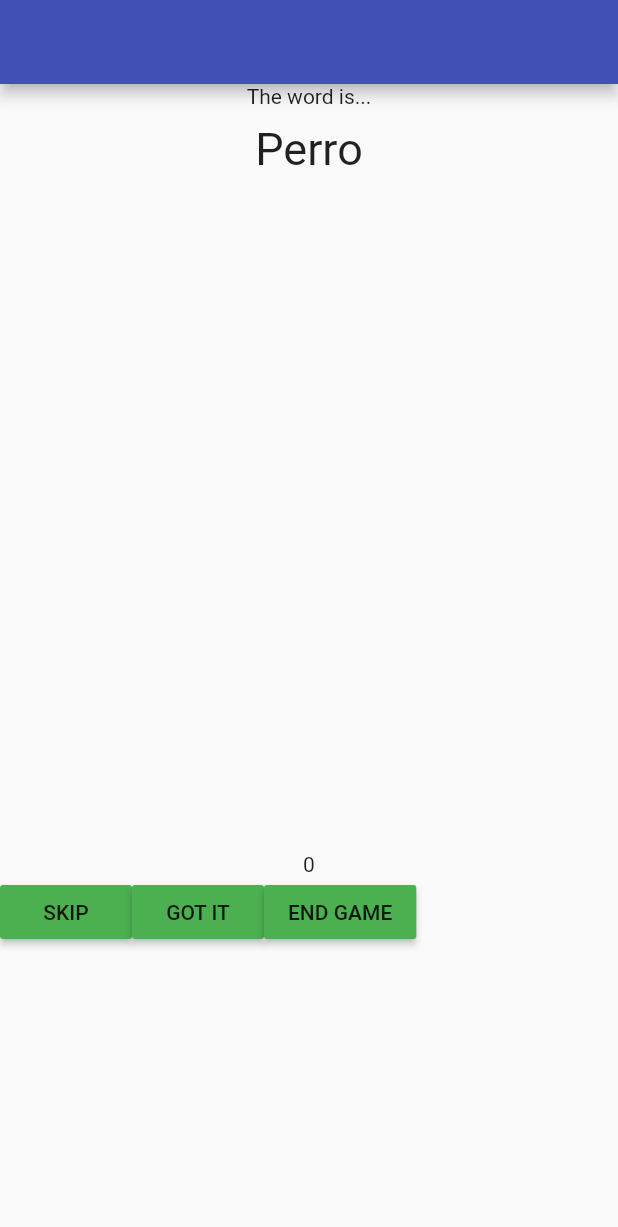
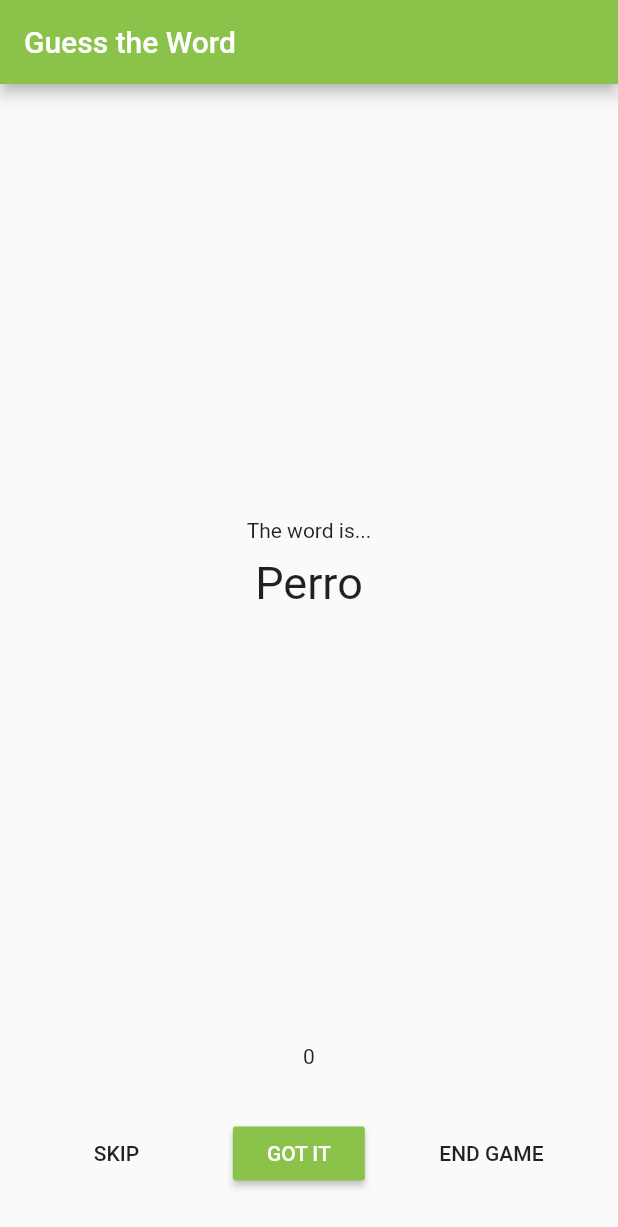
Before and after one commit to Ruvo99/MobileDev_HW3_IS714719, a Flutter app: the screen it shows after launch, after a tap on "PLAY", on a phone screen of 412 x 824 dp. Shown: the top 1227 px of the screen. Run offline on Flutter 3.47's test engine with Material 2 defaults, Android fonts, the phone set to English and light mode, and no system bars; our stand-ins replace bloc, equatable, flutter_bloc.

Commit message:
Finished HW3

```diff
--- a/lib/bloc/front_bloc.dart
+++ b/lib/bloc/front_bloc.dart
@@ -9,8 +9,8 @@ part 'front_state.dart';
 
 class FrontBloc extends Bloc<FrontEvent, FrontState> {
   FrontBloc() : super(FrontInitial());
-  List<String> list1 = ["Perro", "Gato"];
-  List<String> list2 = ["Tree", "Gato"];
+  List<String> list1 = ["Perro", "Gato","Pez", "Huron"];
+  List<String> list2 = ["Perro", "Gato","Pez", "Huron"];
   int listSize = 0;
   int index = 0;
   int count = 0;
@@ -20,6 +20,8 @@ class FrontBloc extends Bloc<FrontEvent, FrontState> {
   ) async* {
     if (event is StartEvent) {
       listSize = list1.length;
+      list2.shuffle();
+      print(list2);
       count = 0;
       index = 0;
       yield JuegoIniciadoState(
--- a/lib/front.dart
+++ b/lib/front.dart
@@ -14,7 +14,10 @@ class _FrontState extends State<Front> {
   @override
   Widget build(BuildContext context) {
     return Scaffold(
-      appBar: AppBar(),
+      appBar: AppBar(
+        title: Text('Guess the Word'),
+        backgroundColor: Colors.lightGreen,
+      ),
       body: BlocProvider(
         create: (context) => FrontBloc(),
         child: BlocConsumer<FrontBloc, FrontState>(
@@ -29,8 +32,9 @@ class _FrontState extends State<Front> {
                     mainAxisSize: MainAxisSize.min,
                     children: [
                       Expanded(
-                        flex: 2,
+                        flex: 5,
                         child: Column(
+                          mainAxisAlignment: MainAxisAlignment.center,
                           children: [
                             Text(state.titulo),
                             SizedBox(height: 10.0),
@@ -46,29 +50,35 @@ class _FrontState extends State<Front> {
                         child: Column(
                           children: [
                             Text(state.contador.toString()),
+                            SizedBox(
+                                height:
+                                    MediaQuery.of(context).size.height * 0.04),
                             Row(
+                              mainAxisAlignment: MainAxisAlignment.spaceEvenly,
                               children: [
                                 MaterialButton(
                                     child: Text("SKIP"),
-                                    color: Colors.green,
                                     onPressed: () {
                                       BlocProvider.of<FrontBloc>(context)
                                           .add(SkipEvent());
                                     }),
                                 MaterialButton(
-                                    child: Text("GOT IT"),
-                                    color: Colors.green,
+                                    child: Text(
+                                      "GOT IT",
+                                      style: TextStyle(color: Colors.white),
+                                    ),
+                                    color: Colors.lightGreen,
                                     onPressed: () {
                                       BlocProvider.of<FrontBloc>(context)
                                           .add(GotEvent());
                                     }),
                                 MaterialButton(
                                   child: Text("END GAME"),
-                                    color: Colors.green,
                                   onPressed: () {
                                     BlocProvider.of<FrontBloc>(context)
                                         .add(EndEvent());
-                                    }),
+                                  },
+                                ),
                               ],
                             ),
                           ],
@@ -82,30 +92,23 @@ class _FrontState extends State<Front> {
               return Container(
                 child: Center(
                   child: Column(
-                    mainAxisSize: MainAxisSize.min,
-                    children: [
-                      Expanded(
-                        flex: 2,
-                        child: Column(
+                    mainAxisAlignment: MainAxisAlignment.center,
                     children: [
                       Text(state.titulo),
-                            SizedBox(height: 10.0),
+                      SizedBox(
+                          height: MediaQuery.of(context).size.height * 0.04),
                       Text(
                         state.contador.toString(),
                         style: TextStyle(fontSize: 30),
                       ),
-                          ],
-                        ),
-                      ),
-                      Expanded(
-                        flex: 10,
-                        child: MaterialButton(
-                            child: Text("PLAY AGAIN"),
-                            color: Colors.green,
+                      SizedBox(
+                          height: MediaQuery.of(context).size.height * 0.15),
+                      MaterialButton(
+                        child: Text("PLAY AGAIN", style: TextStyle(color: Colors.white),),
+                        color: Colors.lightGreen,
                         onPressed: () {
-                              BlocProvider.of<FrontBloc>(context)
-                                  .add(StartEvent());
-                            }),
+                          BlocProvider.of<FrontBloc>(context).add(StartEvent());
+                        },
                       ),
                     ],
                   ),
@@ -121,7 +124,9 @@ class _FrontState extends State<Front> {
                         mainAxisAlignment: MainAxisAlignment.center,
                         children: [
                           Text("Get ready to"),
-                          SizedBox(height: 10.0),
+                          SizedBox(
+                            height: MediaQuery.of(context).size.height * .01,
+                          ),
                           Text(
                             "Guess the word!",
                             style: TextStyle(fontSize: 30),
@@ -138,7 +143,7 @@ class _FrontState extends State<Front> {
                             color: Colors.white,
                           ),
                         ),
-                        color: Colors.green,
+                        color: Colors.lightGreen,
                         onPressed: () {
                           BlocProvider.of<FrontBloc>(context).add(StartEvent());
                         },
```
Also changed, not shown: pubspec.lock. Lines whose indentation alone changed are shown as unchanged.
